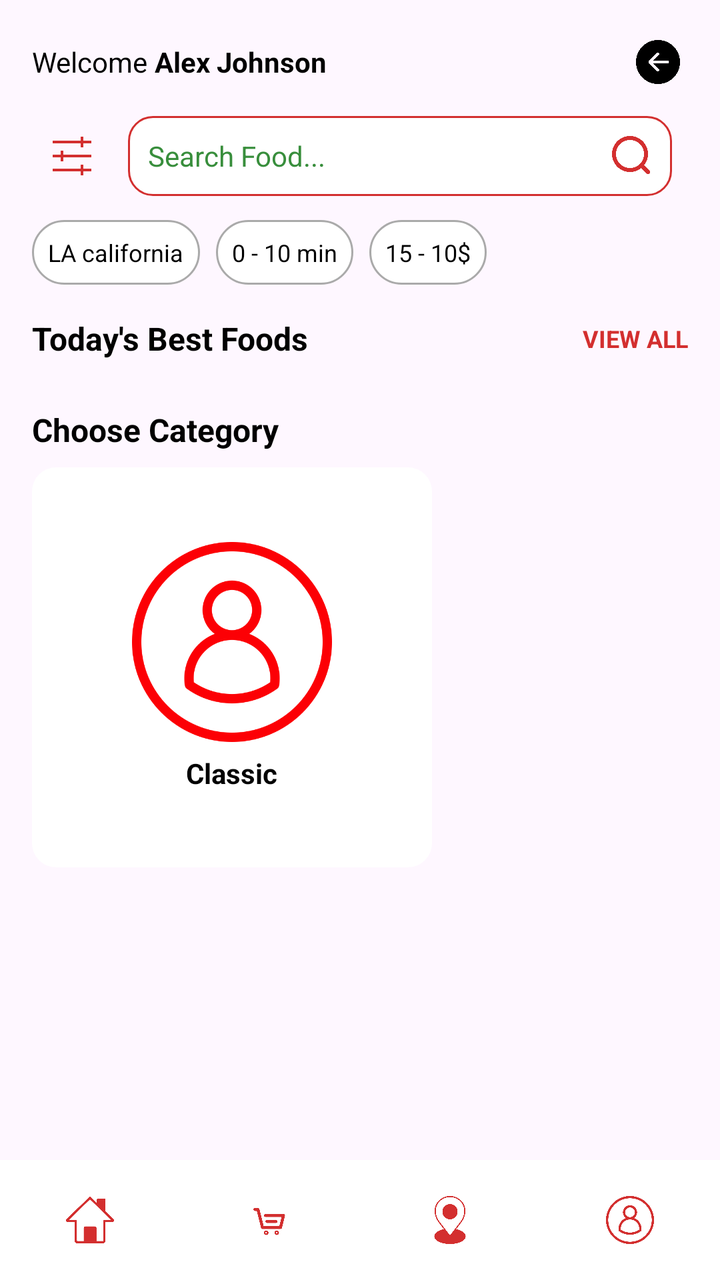
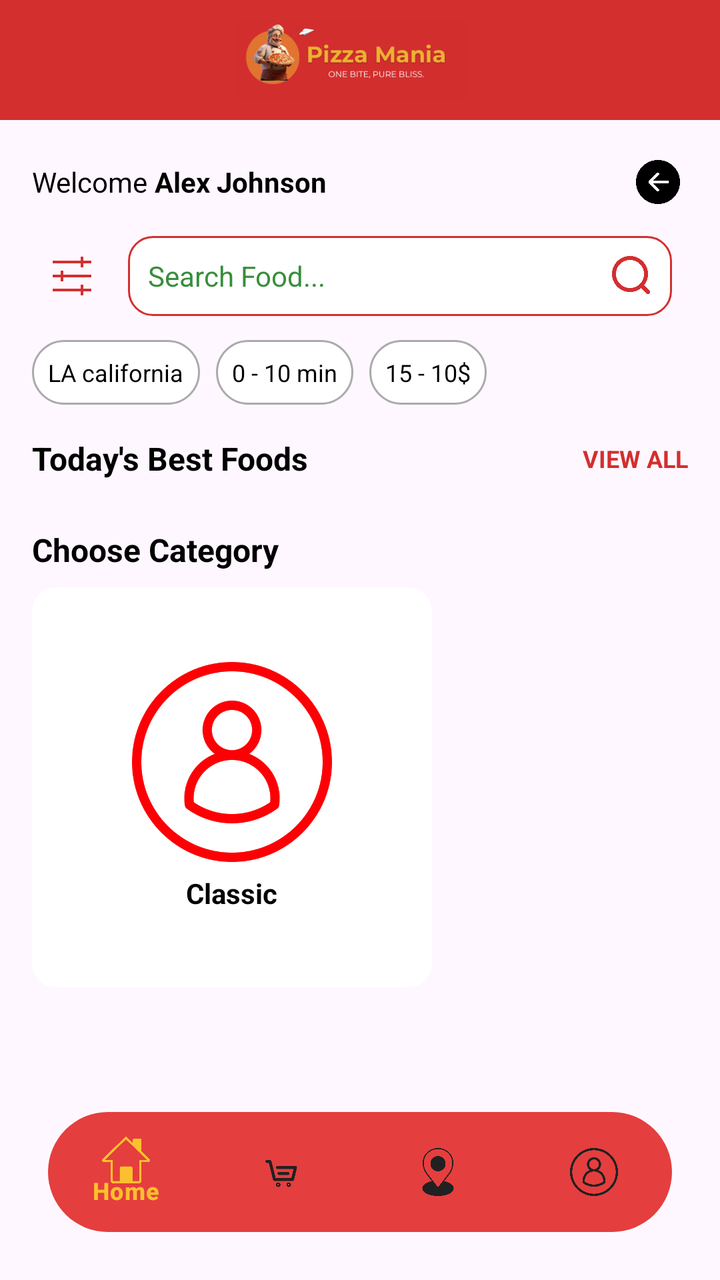

Two renders of the same Android screen: before a commit and after it. Below are the layout's source before the change and the commit's diff.
<!-- AndroidManifest.xml: application theme Theme.Pizzar11 -->
<!-- res/layout/activity_main.xml -->
<?xml version="1.0" encoding="utf-8"?>
<androidx.constraintlayout.widget.ConstraintLayout
    xmlns:android="http://schemas.android.com/apk/res/android"
    xmlns:app="http://schemas.android.com/apk/res-auto"
    xmlns:tools="http://schemas.android.com/tools"
    android:id="@+id/main"
    android:layout_width="match_parent"
    android:layout_height="match_parent"
    tools:context=".MainActivity">

    
    <com.google.android.material.bottomnavigation.BottomNavigationView
        android:id="@+id/bottomNavigationView"
        android:layout_width="0dp"
        android:layout_height="60dp"
        android:background="@android:color/white"
        app:itemIconTint="@color/tomato_red"
        app:itemTextColor="@color/basil_green"
        app:menu="@menu/bottom_nav_menu"
        app:labelVisibilityMode="unlabeled"
        app:layout_constraintBottom_toBottomOf="parent"
        app:layout_constraintStart_toStartOf="parent"
        app:layout_constraintEnd_toEndOf="parent"/>
    
    <ScrollView
        android:layout_width="match_parent"
        android:layout_height="match_parent"
        android:layout_above="@id/bottomNavigationView">

        <LinearLayout
            android:layout_width="match_parent"
            android:layout_height="wrap_content"
            android:orientation="vertical"
            android:padding="16dp">

            
            <LinearLayout
                android:layout_width="match_parent"
                android:layout_height="wrap_content"
                android:orientation="horizontal"
                android:gravity="center_vertical">

                <TextView
                    android:layout_width="wrap_content"
                    android:layout_height="wrap_content"
                    android:text="Welcome"
                    android:textSize="14sp"
                    android:textColor="@android:color/black" />

                <TextView
                    android:layout_width="wrap_content"
                    android:layout_height="wrap_content"
                    android:text=" Alex Johnson"
                    android:textStyle="bold"
                    android:textSize="14sp"
                    android:textColor="@android:color/black" />

                <View
                    android:layout_width="0dp"
                    android:layout_height="1dp"
                    android:layout_weight="1" />

                <ImageView
                    android:layout_width="30dp"
                    android:layout_height="30dp"
                    android:src="@drawable/back"
                    android:contentDescription="Logout"
                    app:tint="@android:color/black"
                    android:padding="4dp" />
            </LinearLayout>

            <Space
                android:layout_width="match_parent"
                android:layout_height="12dp" />

            
            <LinearLayout
                android:layout_width="match_parent"
                android:layout_height="wrap_content"
                android:orientation="horizontal"
                android:gravity="center_vertical">

                <ImageView
                    android:layout_width="40dp"
                    android:layout_height="40dp"
                    android:padding="8dp"
                    android:src="@drawable/filer"
                    app:tint="@color/tomato_red" />

                <LinearLayout
                    android:layout_width="0dp"
                    android:layout_height="40dp"
                    android:layout_weight="1"
                    android:orientation="horizontal"
                    android:background="@drawable/rounded_bg"
                    android:gravity="center_vertical"
                    android:layout_marginStart="8dp"
                    android:layout_marginEnd="8dp">

                    <EditText
                        android:id="@+id/editTextSearch"
                        android:layout_width="0dp"
                        android:layout_height="match_parent"
                        android:layout_weight="1"
                        android:minHeight="48dp"
                        android:background="@android:color/transparent"
                        android:hint="Search Food..."
                        android:inputType="text"
                        android:paddingStart="10dp"
                        android:textColor="@color/tomato_red"
                        android:textColorHint="@color/basil_green"
                        android:textSize="14sp" />

                    <ImageView
                        android:layout_width="40dp"
                        android:layout_height="match_parent"
                        android:src="@drawable/search"
                        app:tint="@color/tomato_red"
                        android:padding="8dp" />
                </LinearLayout>
            </LinearLayout>

            
            <LinearLayout
                android:layout_width="match_parent"
                android:layout_height="wrap_content"
                android:orientation="horizontal"
                android:gravity="center_vertical"
                android:layout_marginTop="12dp">

                <TextView
                    android:id="@+id/textViewBranch"
                    android:layout_width="wrap_content"
                    android:layout_height="match_parent"
                    android:background="@drawable/chip_bg"
                    android:drawablePadding="6dp"
                    android:padding="8dp"
                    android:text="LA california"
                    android:textColor="@android:color/black"
                    android:textSize="12sp" />

                <TextView
                    android:layout_width="wrap_content"
                    android:layout_height="wrap_content"
                    android:background="@drawable/chip_bg"
                    android:padding="8dp"
                    android:drawablePadding="6dp"
                    android:text="0 - 10 min"
                    android:textSize="12sp"
                    android:textColor="@android:color/black"
                    android:layout_marginStart="8dp" />

                <TextView
                    android:layout_width="wrap_content"
                    android:layout_height="wrap_content"
                    android:background="@drawable/chip_bg"
                    android:padding="8dp"
                    android:drawablePadding="6dp"
                    android:text="15 - 10$"
                    android:textSize="12sp"
                    android:textColor="@android:color/black"
                    android:layout_marginStart="8dp" />
            </LinearLayout>

            
            <LinearLayout
                android:layout_width="match_parent"
                android:layout_height="wrap_content"
                android:layout_marginTop="16dp"
                android:gravity="center_vertical"
                android:orientation="horizontal">

                <TextView
                    android:layout_width="wrap_content"
                    android:layout_height="wrap_content"
                    android:text="Today's Best Foods"
                    android:textColor="@android:color/black"
                    android:textSize="16sp"
                    android:textStyle="bold" />

                <View
                    android:layout_width="0dp"
                    android:layout_height="1dp"
                    android:layout_weight="1" />

                <TextView
                    android:layout_width="wrap_content"
                    android:layout_height="wrap_content"
                    android:text="VIEW ALL"
                    android:textColor="@color/tomato_red"
                    android:textSize="12sp"
                    android:textStyle="bold" />
            </LinearLayout>

            
            <androidx.recyclerview.widget.RecyclerView
                android:id="@+id/recyclerFoods"
                android:layout_width="match_parent"
                android:layout_height="wrap_content"
                android:layout_marginTop="8dp"
                android:clipToPadding="false"
                android:scrollbars="horizontal"
                android:orientation="horizontal"/>

            
            <TextView
                android:layout_width="wrap_content"
                android:layout_height="wrap_content"
                android:text="Choose Category"
                android:textSize="16sp"
                android:textStyle="bold"
                android:textColor="@android:color/black"
                android:layout_marginTop="16dp" />

            
            <HorizontalScrollView
                android:layout_width="match_parent"
                android:layout_height="wrap_content"
                android:layout_marginTop="8dp"
                android:scrollbars="none">

                <LinearLayout
                    android:layout_width="wrap_content"
                    android:layout_height="wrap_content"
                    android:orientation="horizontal"
                    android:gravity="center_vertical">

                    
                    <LinearLayout
                        android:layout_width="200dp"
                        android:layout_height="200dp"
                        android:orientation="vertical"
                        android:background="@drawable/card_bg"
                        android:gravity="center"
                        android:padding="8dp"
                        android:layout_marginEnd="12dp">

                        <ImageView
                            android:layout_width="100dp"
                            android:layout_height="100dp"
                            android:src="@drawable/user"
                            android:scaleType="centerCrop"/>

                        <TextView
                            android:layout_width="wrap_content"
                            android:layout_height="wrap_content"
                            android:text="Classic"
                            android:textStyle="bold"
                            android:textColor="@android:color/black"
                            android:textSize="14sp"
                            android:gravity="center"
                            android:layout_marginTop="6dp"/>
                    </LinearLayout>

                    

                </LinearLayout>
            </HorizontalScrollView>

        </LinearLayout>

    </ScrollView>

</androidx.constraintlayout.widget.ConstraintLayout>
<!-- resources referenced by this layout -->
<resources>
  <color name="basil_green">#388E3C</color>
  <color name="tomato_red">#D32F2F</color>
  <!-- drawable back: png bitmap (drawable, 6180 bytes) -->
  <!-- drawable card_bg (drawable) -->
  <shape xmlns:android="http://schemas.android.com/apk/res/android"
      android:shape="rectangle">
      <solid android:color="@android:color/white"/>
      <corners android:radius="12dp"/>
      <elevation android:shadowColor="#40000000"/>
  </shape>
  <!-- drawable chip_bg (drawable) -->
  <shape xmlns:android="http://schemas.android.com/apk/res/android"
      android:shape="rectangle">
      <solid android:color="@android:color/white"/>
      <corners android:radius="16dp"/>
      <stroke android:width="1dp" android:color="@android:color/darker_gray"/>
  </shape>
  <!-- drawable filer: png bitmap (drawable, 6778 bytes) -->
  <!-- drawable rounded_bg (drawable) -->
  <shape xmlns:android="http://schemas.android.com/apk/res/android"
      android:shape="rectangle">
      <solid android:color="@android:color/white"/>
      <corners android:radius="12dp"/>
      <stroke android:width="1dp" android:color="@color/tomato_red"/>
  </shape>
  <!-- drawable search: png bitmap (drawable, 15977 bytes) -->
  <!-- drawable user: png bitmap (drawable, 29172 bytes) -->
  <style name="Theme.Pizzar11" parent="Base.Theme.Pizzar11" />
  <style name="Base.Theme.Pizzar11" parent="Theme.Material3.DayNight.NoActionBar">
          
          
      </style>
</resources>

<!-- the commit's change to res/layout/activity_main.xml (unified diff, before → after) -->
@@ -9,23 +9,54 @@
     tools:context=".MainActivity">
 
     
+    <LinearLayout
+        android:id="@+id/headerLayout"
+        android:layout_width="match_parent"
+        android:layout_height="60dp"
+        android:background="#d32f2f"
+        android:gravity="center"
+        android:orientation="horizontal"
+        app:layout_constraintTop_toTopOf="parent"
+        app:layout_constraintStart_toStartOf="parent"
+        app:layout_constraintEnd_toEndOf="parent">
+
+        <ImageView
+            android:layout_width="180dp"
+            android:layout_height="40dp"
+            android:layout_marginEnd="8dp"
+            android:src="@drawable/headerimg"
+            android:scaleType="fitCenter"
+            android:contentDescription="Pizza Mania Logo" />
+    </LinearLayout>
+
     <com.google.android.material.bottomnavigation.BottomNavigationView
         android:id="@+id/bottomNavigationView"
         android:layout_width="0dp"
         android:layout_height="60dp"
-        android:background="@android:color/white"
-        app:itemIconTint="@color/tomato_red"
-        app:itemTextColor="@color/basil_green"
+        android:layout_marginStart="24dp"
+        android:layout_marginEnd="24dp"
+        android:layout_marginBottom="24dp"
+        android:background="@drawable/simple_nav_background"
+        android:elevation="12dp"
+        app:itemIconTint="@color/nav_item_color"
+        app:itemTextColor="@color/nav_item_color"
+        app:itemActiveIndicatorStyle="@style/CustomActiveIndicator"
         app:menu="@menu/bottom_nav_menu"
-        app:labelVisibilityMode="unlabeled"
+        app:labelVisibilityMode="selected"
         app:layout_constraintBottom_toBottomOf="parent"
         app:layout_constraintStart_toStartOf="parent"
         app:layout_constraintEnd_toEndOf="parent"/>
+
+
+
     
     <ScrollView
         android:layout_width="match_parent"
-        android:layout_height="match_parent"
-        android:layout_above="@id/bottomNavigationView">
+        android:layout_height="0dp"
+        app:layout_constraintTop_toBottomOf="@id/headerLayout"
+        app:layout_constraintBottom_toTopOf="@id/bottomNavigationView"
+        app:layout_constraintStart_toStartOf="parent"
+        app:layout_constraintEnd_toEndOf="parent">
 
         <LinearLayout
             android:layout_width="match_parent"
<!-- resource entries referenced after the edit -->
@@ -18,6 +18,7 @@
       <stroke android:width="1dp" android:color="@android:color/darker_gray"/>
   </shape>
   <!-- drawable filer: png bitmap (drawable, 6778 bytes) -->
+  <!-- drawable headerimg: png bitmap (drawable, 24417 bytes) -->
   <!-- drawable rounded_bg (drawable) -->
   <shape xmlns:android="http://schemas.android.com/apk/res/android"
       android:shape="rectangle">
@@ -26,7 +27,19 @@
       <stroke android:width="1dp" android:color="@color/tomato_red"/>
   </shape>
   <!-- drawable search: png bitmap (drawable, 15977 bytes) -->
+  <!-- drawable simple_nav_background (drawable) -->
+  <?xml version="1.0" encoding="utf-8"?>
+  <shape xmlns:android="http://schemas.android.com/apk/res/android">
+      <solid android:color="#E53E3E" />
+      <corners android:radius="30dp" />
+  </shape>
   <!-- drawable user: png bitmap (drawable, 29172 bytes) -->
+  <style name="CustomActiveIndicator" parent="Widget.Material3.BottomNavigationView.ActiveIndicator">
+          <item name="android:color">@android:color/white</item>
+          <item name="shapeAppearance">@style/ShapeAppearance.Material3.Corner.Full</item>
+          <item name="android:width">80dp</item>
+          <item name="android:height">40dp</item>
+      </style>
   <style name="Theme.Pizzar11" parent="Base.Theme.Pizzar11" />
   <style name="Base.Theme.Pizzar11" parent="Theme.Material3.DayNight.NoActionBar">
           
